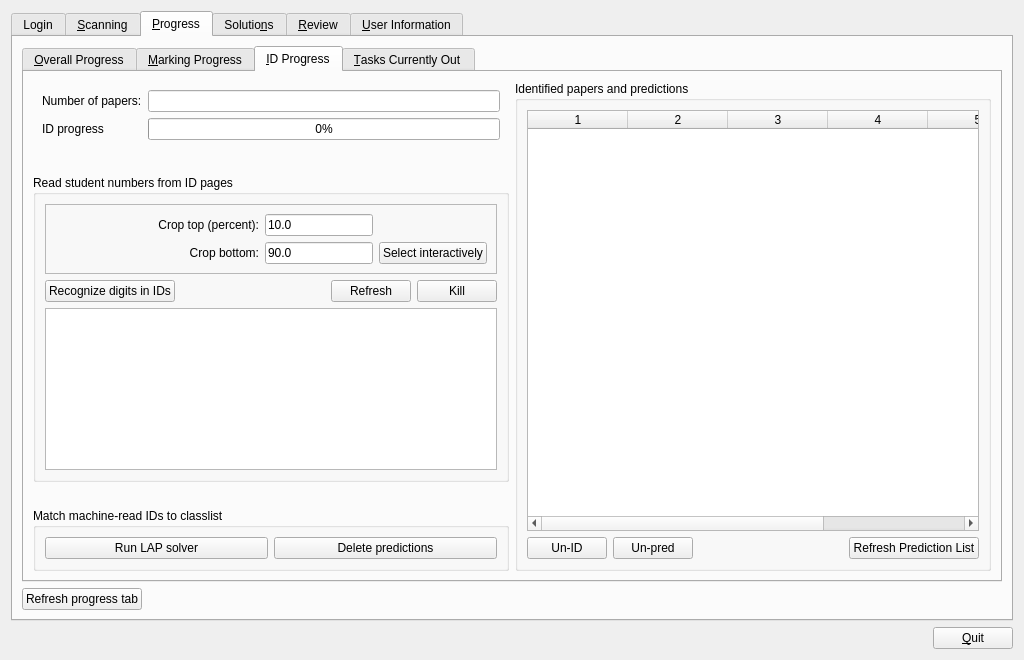
Above: qtCreatorFiles/ui_manager.ui from plomgrading/plom before the change. Below: the same form after it.
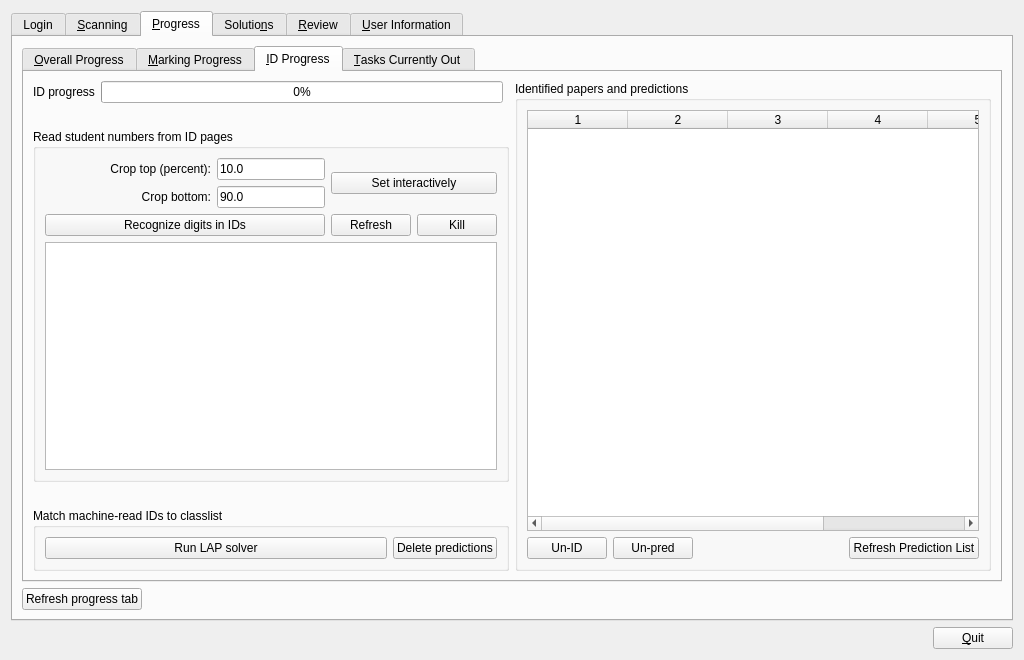
That is the form after the change. The open tabs and pages were chosen to show the change.

Commit message:
Manager: remove redundant widget, rearrange
Gain a little vertical space in ID tab.  Rearrange layout a bit.

```diff
--- a/qtCreatorFiles/ui_manager.ui
+++ b/qtCreatorFiles/ui_manager.ui
@@ -694,7 +694,7 @@
           </attribute>
           <layout class="QVBoxLayout" name="verticalLayout_10">
            <item>
-            <widget class="QFrame" name="frame_2">
+            <widget class="QFrame" name="frame_id">
              <layout class="QHBoxLayout" name="horizontalLayout_9">
               <property name="leftMargin">
                <number>0</number>
@@ -726,21 +726,19 @@
                  <item>
                   <widget class="QFrame" name="groupBox_0">
                    <layout class="QGridLayout" name="gridLayout">
-                    <item row="1" column="2">
-                     <widget class="QProgressBar" name="idPB">
-                      <property name="value">
-                       <number>0</number>
-                      </property>
-                     </widget>
-                    </item>
+                    <property name="leftMargin">
+                     <number>0</number>
+                    </property>
+                    <property name="topMargin">
+                     <number>0</number>
+                    </property>
+                    <property name="rightMargin">
+                     <number>6</number>
+                    </property>
+                    <property name="bottomMargin">
+                     <number>0</number>
+                    </property>
                     <item row="0" column="0" colspan="2">
-                     <widget class="QLabel" name="label_3">
-                      <property name="text">
-                       <string>Number of papers:</string>
-                      </property>
-                     </widget>
-                    </item>
-                    <item row="1" column="0" colspan="2">
                      <widget class="QLabel" name="label_4">
                       <property name="text">
                        <string>ID progress</string>
@@ -748,9 +746,9 @@
                      </widget>
                     </item>
                     <item row="0" column="2">
-                     <widget class="QLineEdit" name="papersLE">
-                      <property name="readOnly">
-                       <bool>true</bool>
+                     <widget class="QProgressBar" name="idPB">
+                      <property name="value">
+                       <number>0</number>
                       </property>
                      </widget>
                     </item>
@@ -779,14 +777,32 @@
                     <item>
                      <widget class="QFrame" name="frame_2">
                       <property name="frameShape">
-                       <enum>QFrame::StyledPanel</enum>
+                       <enum>QFrame::NoFrame</enum>
                       </property>
                       <property name="frameShadow">
                        <enum>QFrame::Raised</enum>
                       </property>
                       <layout class="QGridLayout" name="gridLayout_4">
+                       <property name="leftMargin">
+                        <number>0</number>
+                       </property>
+                       <property name="topMargin">
+                        <number>0</number>
+                       </property>
+                       <property name="rightMargin">
+                        <number>0</number>
+                       </property>
+                       <property name="bottomMargin">
+                        <number>0</number>
+                       </property>
                        <item row="1" column="2">
                         <widget class="QLineEdit" name="cropBottomLE">
+                         <property name="sizePolicy">
+                          <sizepolicy hsizetype="Preferred" vsizetype="Fixed">
+                           <horstretch>0</horstretch>
+                           <verstretch>0</verstretch>
+                          </sizepolicy>
+                         </property>
                          <property name="text">
                           <string>90.0</string>
                          </property>
@@ -802,22 +818,58 @@
                          </property>
                         </widget>
                        </item>
+                       <item row="2" column="0" colspan="3">
+                        <widget class="QPushButton" name="machineReadButton">
+                         <property name="toolTip">
+                          <string>Machine read the digits from the ID pages</string>
+                         </property>
+                         <property name="text">
+                          <string>Recognize digits in IDs</string>
+                         </property>
+                        </widget>
+                       </item>
+                       <item row="2" column="4">
+                        <widget class="QPushButton" name="machineReadKillButton">
+                         <property name="text">
+                          <string>Kill</string>
+                         </property>
+                        </widget>
+                       </item>
+                       <item row="2" column="3">
+                        <widget class="QPushButton" name="machineReadRefreshButton">
+                         <property name="text">
+                          <string>Refresh</string>
+                         </property>
+                        </widget>
+                       </item>
+                       <item row="0" column="3" rowspan="2" colspan="2">
+                        <widget class="QPushButton" name="selectRectButton">
+                         <property name="text">
+                          <string>Set interactively</string>
+                         </property>
+                        </widget>
+                       </item>
                        <item row="0" column="2">
                         <widget class="QLineEdit" name="cropTopLE">
+                         <property name="sizePolicy">
+                          <sizepolicy hsizetype="Preferred" vsizetype="Fixed">
+                           <horstretch>0</horstretch>
+                           <verstretch>0</verstretch>
+                          </sizepolicy>
+                         </property>
                          <property name="text">
                           <string>10.0</string>
                          </property>
                         </widget>
                        </item>
-                       <item row="1" column="3">
-                        <widget class="QPushButton" name="selectRectButton">
-                         <property name="text">
-                          <string>Select interactively</string>
-                         </property>
-                        </widget>
-                       </item>
                        <item row="0" column="1">
                         <widget class="QLabel" name="label_11">
+                         <property name="sizePolicy">
+                          <sizepolicy hsizetype="MinimumExpanding" vsizetype="Preferred">
+                           <horstretch>0</horstretch>
+                           <verstretch>0</verstretch>
+                          </sizepolicy>
+                         </property>
                          <property name="text">
                           <string>Crop top (percent):</string>
                          </property>
@@ -826,63 +878,9 @@
                          </property>
                         </widget>
                        </item>
-                       <item row="0" column="0">
-                        <spacer name="horizontalSpacer_18">
-                         <property name="orientation">
-                          <enum>Qt::Horizontal</enum>
-                         </property>
-                         <property name="sizeHint" stdset="0">
-                          <size>
-                           <width>20</width>
-                           <height>20</height>
-                          </size>
-                         </property>
-                        </spacer>
-                       </item>
                       </layout>
                      </widget>
                     </item>
-                    <item>
-                     <layout class="QHBoxLayout" name="horizontalLayout_26">
-                      <item>
-                       <widget class="QPushButton" name="machineReadButton">
-                        <property name="toolTip">
-                         <string>Machine read the digits from the ID pages</string>
-                        </property>
-                        <property name="text">
-                         <string>Recognize digits in IDs</string>
-                        </property>
-                       </widget>
-                      </item>
-                      <item>
-                       <spacer name="horizontalSpacer_19">
-                        <property name="orientation">
-                         <enum>Qt::Horizontal</enum>
-                        </property>
-                        <property name="sizeHint" stdset="0">
-                         <size>
-                          <width>40</width>
-                          <height>20</height>
-                         </size>
-                        </property>
-                       </spacer>
-                      </item>
-                      <item>
-                       <widget class="QPushButton" name="machineReadRefreshButton">
-                        <property name="text">
-                         <string>Refresh</string>
-                        </property>
-                       </widget>
-                      </item>
-                      <item>
-                       <widget class="QPushButton" name="machineReadKillButton">
-                        <property name="text">
-                         <string>Kill</string>
-                        </property>
-                       </widget>
-                      </item>
-                     </layout>
-                    </item>
                     <item>
                      <widget class="QPlainTextEdit" name="idReaderLogTextEdit">
                       <property name="readOnly">
@@ -914,6 +912,12 @@
                    <layout class="QHBoxLayout" name="horizontalLayout_23">
                     <item>
                      <widget class="QPushButton" name="predictButton">
+                      <property name="sizePolicy">
+                       <sizepolicy hsizetype="MinimumExpanding" vsizetype="Fixed">
+                        <horstretch>0</horstretch>
+                        <verstretch>0</verstretch>
+                       </sizepolicy>
+                      </property>
                       <property name="toolTip">
                        <string>Predict IDs by matching unID'd papers with machine-read digits</string>
                       </property>
```
Left out of the diff: 3 changed lines with no effect on the pictures. The commit also changes 2 other files.
